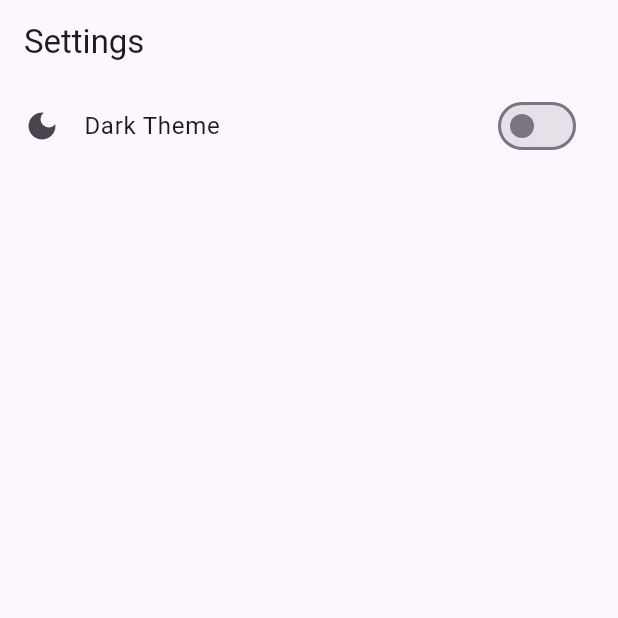
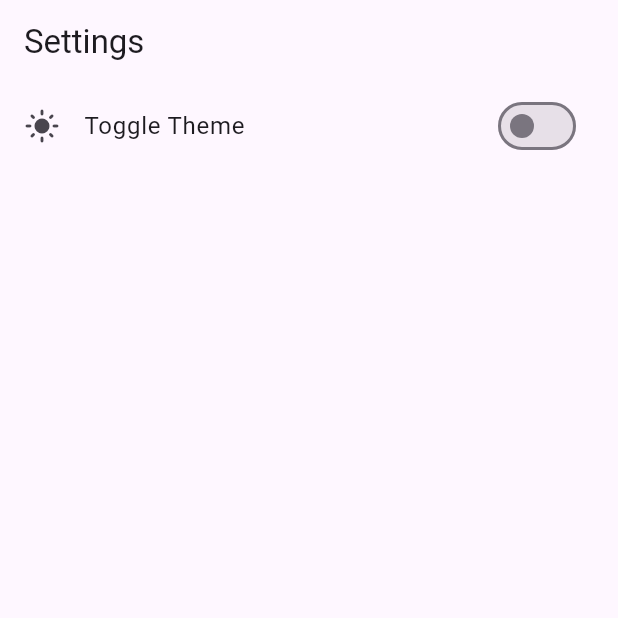
Before and after one commit to sowbaraniga26/Flutter_dark_theme, a Flutter app: the screen it shows after launch, on a phone screen of 412 x 824 dp, the top half of it. Run offline on Flutter 3.47's test engine with Material 3 defaults, Android fonts, the phone set to English and light mode, and no system bars; our stand-ins replace shared_preferences.

Commit message:
Add ternary operator for "Theme change".
Structure of a Ternary Operator:
condition ? valueIfTrue : valueIfFalse;

In the code:
notifier.isDark ? Icons.light_mode : Icons.dark_mode

```diff
--- a/lib/screens/SettingScreen.dart
+++ b/lib/screens/SettingScreen.dart
@@ -26,10 +26,13 @@
             return Column(
               children: [
                 ListTile(
-                  leading: Icon(Icons.dark_mode),
-                  title: Text("Dark Theme"),
+                  leading: Icon(
+                    notifier.isDark ? Icons.dark_mode : Icons.light_mode,
+                  ),
+                  title: Text("Toggle Theme"),
                   trailing: Switch(
-                    onChanged: (value) { notifier.changeTheme(); },
+                    onChanged: (value) {
+                      notifier.changeTheme(); },
                     value: notifier.isDark,
                   ),
                 )
```
